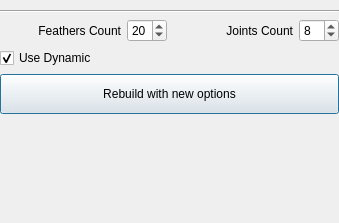
Old version of the form modules/wing/wing_widget.ui in the repository PavelCrow/RigStudio3.
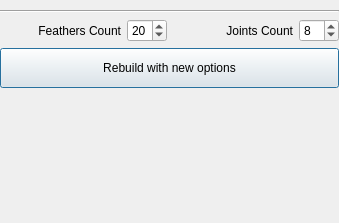
New version of the form.

The edit to the form file:
```diff
--- a/modules/wing/wing_widget.ui
+++ b/modules/wing/wing_widget.ui
@@ -101,16 +101,6 @@
      </item>
     </layout>
    </item>
-   <item>
-    <widget class="QCheckBox" name="useDynamic_checkBox">
-     <property name="text">
-      <string>Use Dynamic</string>
-     </property>
-     <property name="checked">
-      <bool>true</bool>
-     </property>
-    </widget>
-   </item>
    <item>
     <widget class="QPushButton" name="rebuild_btn">
      <property name="minimumSize">
```
